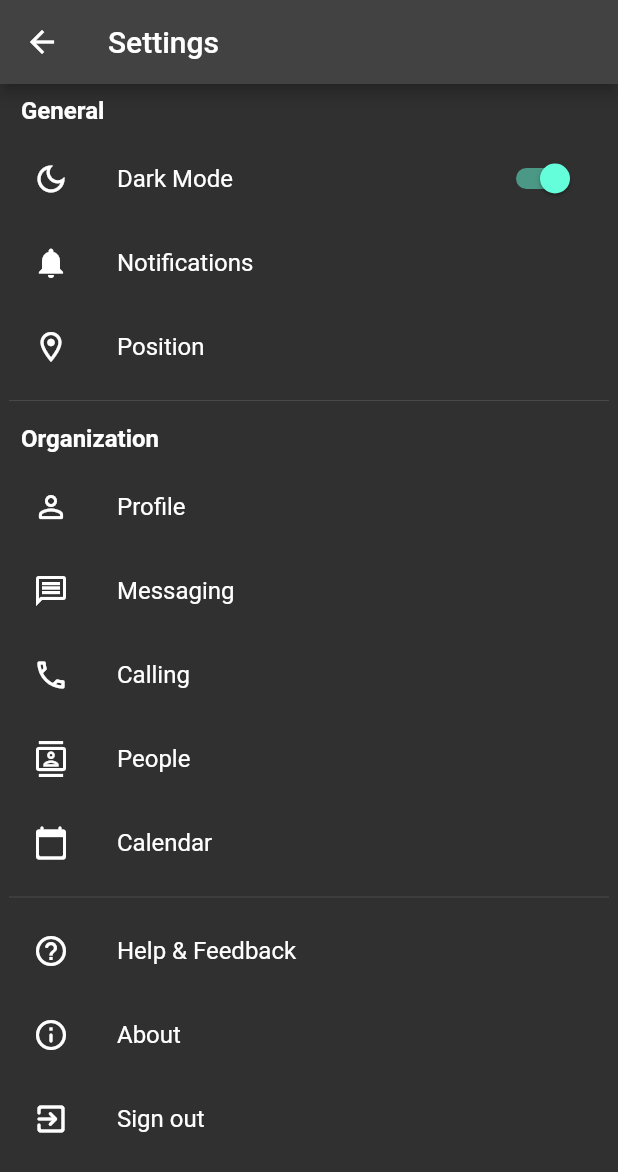
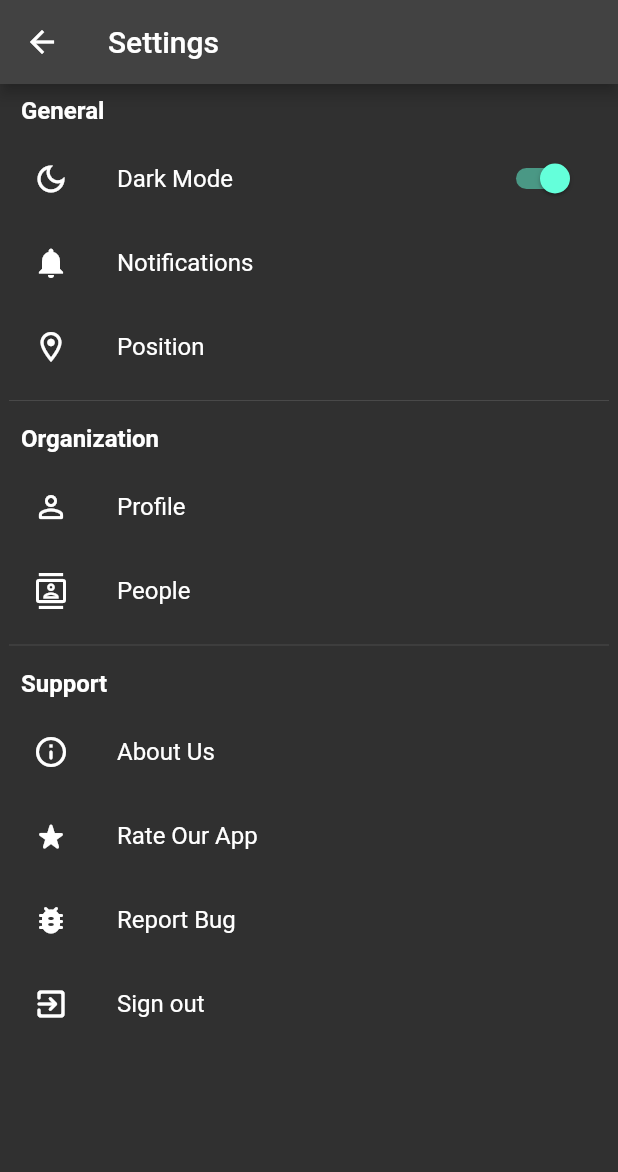
Before and after one commit to FrancescoZanella/SkiResort, a Flutter app: the SettingsPage screen opened by its route, on a phone screen of 412 x 824 dp. Shown: the top 1172 px of the screen. Run offline on Flutter 3.47's test engine with Material 2 defaults, Android fonts, the phone set to English and light mode, and no system bars; our stand-ins replace charts_flutter, curved_navigation_bar, firebase_auth, firebase_core, flutter_map, flutter_rating_bar and 4 more; missing offline and left inert: flutter_facebook_auth, widgets_to_image; accounts and stored records are empty.

Commit message:
added some functionality in the settings screen

```diff
--- a/lib/old_screens/app_routes.dart
+++ b/lib/old_screens/app_routes.dart
@@ -4,10 +4,7 @@ import 'package:flutter/material.dart';
 import 'package:ski_resorts_app/old_screens/statistics/user_statistic_screen.dart';
 import 'package:ski_resorts_app/screens/weather/weather_screen.dart';
 import 'package:ski_resorts_app/old_screens/settings/settings_page_screen.dart';
-// this filedefines all the routes in the app; when i click on a button, i want to go to a specific page.
-// The route of the page is defined here; so in every file i can call the route of the page i want to go to
 import 'package:ski_resorts_app/old_screens/settings/about_us_screen/about_us_screen.dart';
-import 'package:ski_resorts_app/old_screens/settings/help_Feedback_Screen/help_feedback.dart';
 import 'package:ski_resorts_app/old_screens/settings/notification_handler_screen/notification_handler_screem.dart';
 import 'package:ski_resorts_app/old_screens/settings/position_handler_screen/position_handler_screen.dart';
 import 'package:ski_resorts_app/old_screens/settings/profile_screen/profile_screen.dart';
@@ -15,12 +12,13 @@ import 'package:ski_resorts_app/old_screens/favorites/favorites_screen.dart';
 import 'package:ski_resorts_app/screens/skiResort/ski_resort_screen.dart';
 import 'package:ski_resorts_app/screens/loginOrRegistration/login_screen.dart';
 import 'package:ski_resorts_app/screens/onboarding/onboardingmenu.dart';
+import 'package:ski_resorts_app/old_screens/settings/report_bug_screen/report_bug_screen.dart';
+import 'package:ski_resorts_app/old_screens/settings/rate_our_app_screen/rate_our_app_screen.dart';
 
 final Map<String, WidgetBuilder> routes = {
   '/NotificationSettingScreen': (BuildContext context) =>
       const NotificationSettingScreen(),
   '/AboutUsPage': (BuildContext context) => const AboutUsPage(),
-  '/HelpAndFeedbackPage': (BuildContext context) => const HelpAndFeedbackPage(),
   '/LocationSettingScreen': (BuildContext context) =>
       const LocationSettingScreen(),
   '/ProfilePageScreen': (BuildContext context) => const ProfilePageScreen(),
@@ -31,4 +29,6 @@ final Map<String, WidgetBuilder> routes = {
   '/SkiResortScreen': (BuildContext context) => const SkiResortScreen(),
   '/LoginPage': (BuildContext context) => const LoginPage(),
   '/OnboardingMenu': (BuildContext context) => const OnboardingMenu(),
+  '/ReportBugScreen': (BuildContext context) => const ReportBugScreen(),
+  '/RateOurAppScreen': (BuildContext context) => const RateOurAppScreen(),
 };
--- a/lib/old_screens/settings/help_Feedback_Screen/help_feedback.dart
+++ /dev/null
@@ -1,20 +0,0 @@
-import 'package:flutter/material.dart';
-
-class HelpAndFeedbackPage extends StatelessWidget {
-  const HelpAndFeedbackPage({super.key});
-
-  @override
-  Widget build(BuildContext context) {
-    return Scaffold(
-      appBar: AppBar(
-        title: const Text('Help and Feedback'),
-      ),
-      body: const Center(
-        child: Text(
-          'This is the Help and Feedback page',
-          style: TextStyle(fontSize: 24.0),
-        ),
-      ),
-    );
-  }
-}
--- a/lib/old_screens/settings/settings_page_screen.dart
+++ b/lib/old_screens/settings/settings_page_screen.dart
@@ -1,7 +1,7 @@
 // main page for settings page; this file represents the whole settings page screen
 import 'package:flutter/material.dart';
 import 'package:provider/provider.dart';
-import './list_tiles_setting.dart';
+import 'logout_logic/list_tiles_setting.dart';
 import './single_section_setting.dart';
 import 'package:ski_resorts_app/old_screens/settings/theme_notifier.dart';
 
@@ -55,35 +55,31 @@ class SettingsPage extends StatelessWidget {
                     pageName: 'ProfilePageScreen',
                   ),
                   CustomListTile(
-                    title: "Messaging",
-                    icon: Icons.message_outlined,
-                  ),
-                  CustomListTile(
-                    title: "Calling",
-                    icon: Icons.phone_outlined,
-                  ),
-                  CustomListTile(
                     title: "People",
                     icon: Icons.contacts_outlined,
-                  ),
-                  CustomListTile(
-                    title: "Calendar",
-                    icon: Icons.calendar_today_rounded,
                   ),
                 ],
               ),
               const Divider(),
               const SingleSection(
+                title: "Support",
                 children: [
                   CustomListTile(
-                    title: "Help & Feedback",
-                    icon: Icons.help_outline_rounded,
-                    pageName: 'HelpAndFeedbackPage',
+                    title: "About Us",
+                    icon: Icons.info_outline_rounded,
+                    pageName: 'AboutUsPage',
                   ),
                   CustomListTile(
-                    title: "About",
-                    icon: Icons.info_outline_rounded,
-                    pageName: 'AboutUsPage',
+                    title: "Rate Our App",
+                    icon: Icons.star_rate_rounded,
+                    pageName:
+                        'RateOurAppScreen', // Remember to link this to your actual rate app page
+                  ),
+                  CustomListTile(
+                    title: "Report Bug",
+                    icon: Icons.bug_report_rounded,
+                    pageName:
+                        'ReportBugScreen', // Remember to link this to your actual report bug page
                   ),
                   CustomListTile(
                     title: "Sign out",
--- a/pubspec.yaml
+++ b/pubspec.yaml
@@ -46,6 +46,7 @@ dependencies:
   file_picker: ^5.3.2
   permission_handler: ^10.4.2
   widgets_to_image: ^0.0.2
+  flutter_form_builder: ^8.0.0
 
   # The following adds the Cupertino Icons font to your application.
   # Use with the CupertinoIcons class for iOS style icons.
```
Also changed, not shown: lib/main.dart (+1 -35 lines), lib/old_screens/settings/about_us_screen/about_us_screen.dart (+6 -13 lines), lib/old_screens/settings/logout_logic/list_tiles_setting.dart (renamed from lib/old_screens/settings/list_tiles_setting.dart, +1 -28 lines), lib/old_screens/settings/logout_logic/logout_functions.dart (added, +29 -0 lines), lib/old_screens/settings/profile_screen/edit_user_data_functions.dart (added, +34 -0 lines), lib/old_screens/settings/profile_screen/profile_screen.dart (+17 -8 lines), lib/old_screens/settings/rate_our_app_screen/rate_our_app_screen.dart (added, +85 -0 lines), lib/old_screens/settings/report_bug_screen/report_bug_screen.dart (added, +66 -0 lines), lib/screens/check_user_login_status.dart (added, +25 -0 lines), lib/screens/user_data_model.dart (+18 -0 lines), pubspec.lock.
